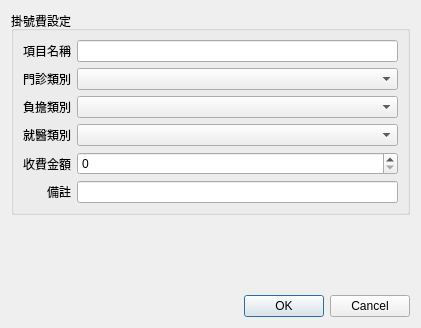
Before: the Qt Designer form ui/dialog_input_regist.ui in picacat/pyMedical, drawn with Qt 5.
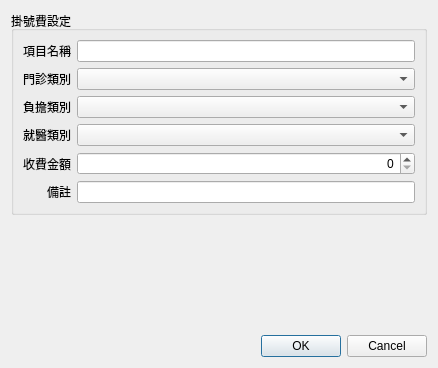
After: the same form once the commit is applied.

Diff of the .ui file:
```diff
--- a/ui/dialog_input_regist.ui
+++ b/ui/dialog_input_regist.ui
@@ -9,8 +9,8 @@
    <rect>
     <x>0</x>
     <y>0</y>
-    <width>421</width>
-    <height>328</height>
+    <width>438</width>
+    <height>368</height>
    </rect>
   </property>
   <property name="sizePolicy">
@@ -95,6 +95,9 @@
       </item>
       <item row="4" column="1">
        <widget class="QSpinBox" name="spinBox_amount">
+        <property name="alignment">
+         <set>Qt::AlignRight|Qt::AlignTrailing|Qt::AlignVCenter</set>
+        </property>
         <property name="maximum">
          <number>9999</number>
         </property>
```
